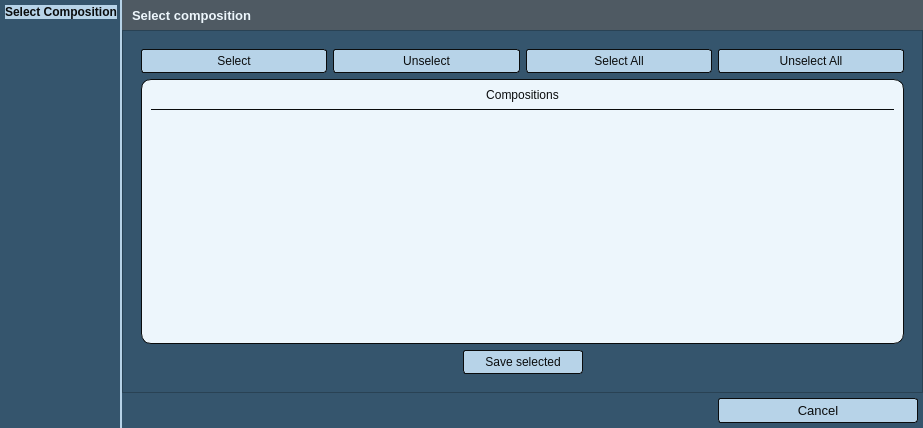
GIAPspzoo/GIAP_PolaMap_lite, file Kompozycje/compositions_saver.ui: the form before one commit.
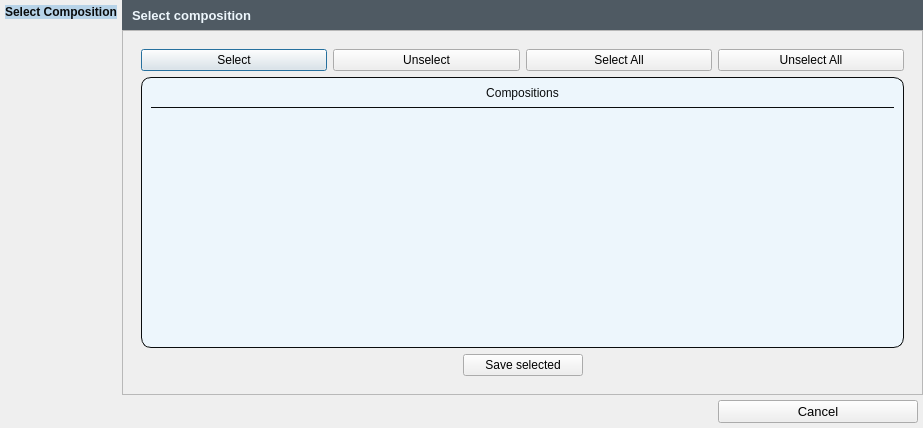
The form after the commit. Icons and pictures are not drawn.

Diff of the .ui file:
```diff
--- a/Kompozycje/compositions_saver.ui
+++ b/Kompozycje/compositions_saver.ui
@@ -36,11 +36,7 @@
     <normaloff>:/plugins/GIAP-giap_layout/icons/giap_logo.png</normaloff>:/plugins/GIAP-giap_layout/icons/giap_logo.png</iconset>
   </property>
   <property name="styleSheet">
-   <string notr="true">* {
-	background-color: rgb(53, 85, 109);
-    font: 10pt &quot;Segoe UI&quot;; 
-	color: #EDF6FC;
-}
+   <string notr="true">
 QAbstractItemView
 {
 	alternate-background-color:  #e6e6e6;
@@ -107,29 +103,6 @@
     background-color: #4f5a63;
 }
 
-QPushButton {
-	color: #0A0C0D;
-	border: 1px solid #0A0C0D;
-	background-color: #b7d3e8;
-	border-radius: 3px;
-	padding: 4px;
-}
-
-QPushButton:hover {
-
-	font-weight: bold;
-}
-QPushButton:pressed {
-   background-color: #5689b0;
-   border: 1px solid #6fb1e3;
-   font-weight: bold;
-}
-
-QPushButton:disabled
-{
-	color: gray;
-}
-
 QTableView:item:selected {
    background-color: #6fb1e3;
 }
@@ -269,11 +242,9 @@
            <widget class="QGroupBox" name="groupBox_11">
             <property name="styleSheet">
              <string notr="true">QGroupBox{
-	border: None;
-}
-QPushButton:pressed{
-	font-weight: bold;
-}</string>
+              border: None;
+              }
+             </string>
             </property>
             <property name="title">
              <string/>
```
Left out of the diff: 11 changed lines with no effect on the pictures.
